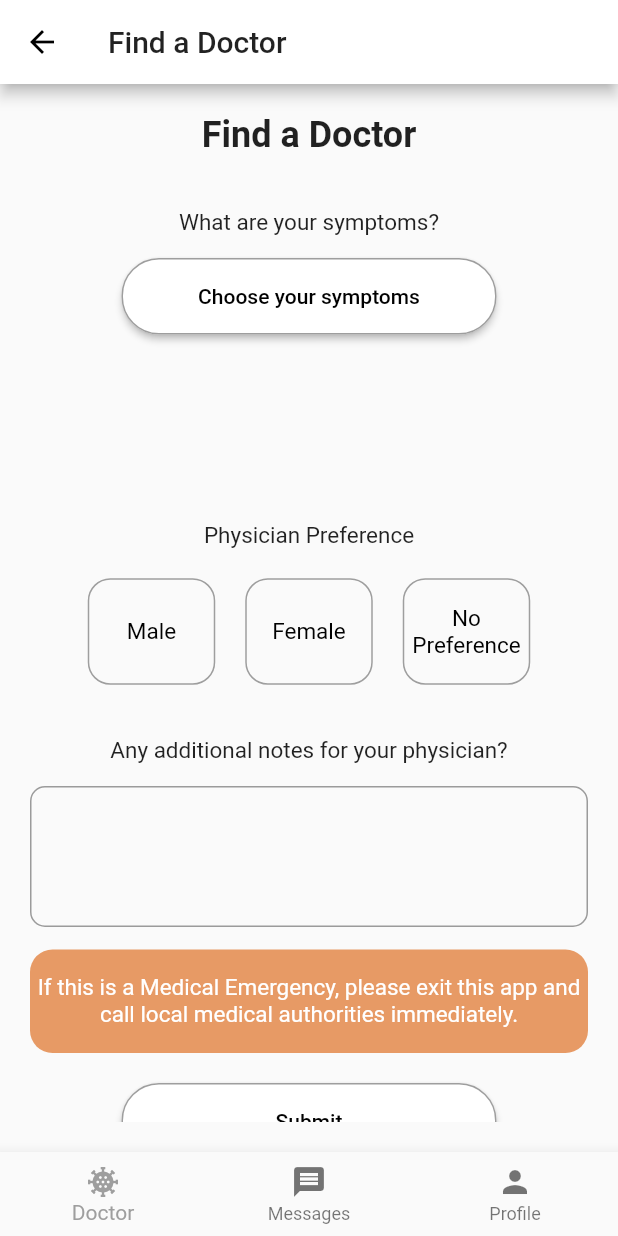
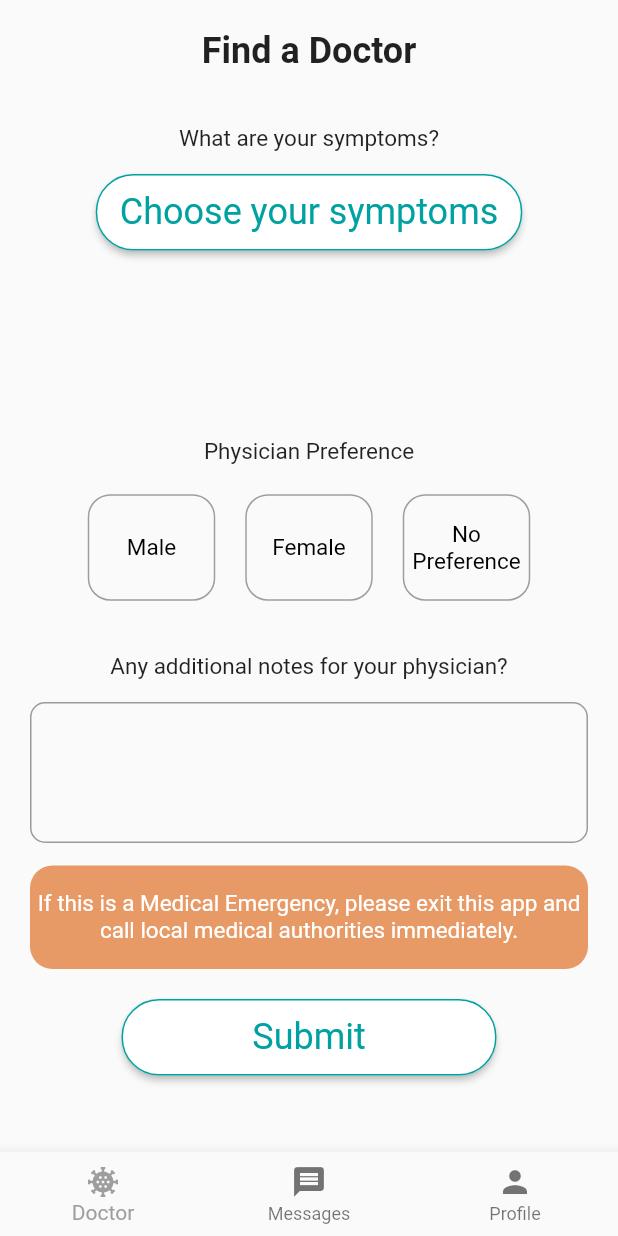
Before and after one commit to UT-Projects/solace-ui, a Flutter app: the screen it shows after launch, after a tap on "Test - Nav Bar", on a phone screen of 412 x 824 dp. Run offline on Flutter 3.47's test engine with Material 2 defaults, Android fonts, the phone set to English and light mode, and no system bars; our stand-ins replace flutter_redux, redux; missing offline and left inert: redux_saga.

Commit message:
started work on custom button. Modified colors

```diff
--- a/solace_ui/lib/find_doctor_screen.dart
+++ b/solace_ui/lib/find_doctor_screen.dart
@@ -46,7 +46,6 @@ class _FindDoctorScreenState extends State<FindDoctorScreen> {
             SizedBox(height: 15),
             Container(
               height: 94,
-              child: Expanded(
               child: TextField(
                 decoration: InputDecoration(
                   border: OutlineInputBorder(
@@ -56,7 +55,6 @@ class _FindDoctorScreenState extends State<FindDoctorScreen> {
                 ),
                 expands: true,
                 maxLines: null,
-                ),
               ),
             ),
             SizedBox(height: 15),
@@ -123,7 +121,7 @@ class _PhysicianPreferenceState extends State<PhysicianPreference> {
         itemBuilder: (BuildContext context, int index) {
           return Material(
             child: InkWell(
-              splashColor: Colors.blueAccent,
+              splashColor: Colors.white,
               onTap: () {
                 setState(() {
                   buttonData.forEach((element) => element.isSelected = false);
@@ -161,10 +159,10 @@ class RadioItem extends StatelessWidget {
             ),
           ),
           decoration: BoxDecoration(
-              color: _item.isSelected ? Colors.blueAccent : Colors.transparent,
+              color: _item.isSelected ? Color(0xFF80D7EB) : Colors.transparent,
               border: Border.all(
                 width: 1.0,
-                color: _item.isSelected ? Colors.blueAccent : Colors.grey,
+                color: _item.isSelected ? Color(0xFF80D7EB) : Colors.grey,
               ),
               borderRadius: BorderRadius.all(Radius.circular(15))),
         ),
--- a/solace_ui/lib/main.dart
+++ b/solace_ui/lib/main.dart
@@ -42,10 +42,12 @@ class MyApp extends StatelessWidget {
           elevatedButtonTheme: ElevatedButtonThemeData(
             style: ElevatedButton.styleFrom(
               primary: Colors.white,
+              onPrimary: Color(0xFF00A1A1),
               minimumSize: Size(250, 51),
+              textStyle: TextStyle(fontSize: 24),
               shape: RoundedRectangleBorder(
                 borderRadius: BorderRadius.circular(25),
-                side: BorderSide(color: Colors.grey),
+                side: BorderSide(color: Color(0xFF00A1A1)),
               ),
             ),
           ),
--- a/solace_ui/lib/navbar.dart
+++ b/solace_ui/lib/navbar.dart
@@ -36,14 +36,6 @@ class _NavBarState extends State<NavBar> {
   @override
   Widget build(BuildContext context) {
     return Scaffold(
-      appBar: AppBar(
-        backgroundColor: Colors.white,
-        leading: BackButton(
-          color: Colors.black,
-          onPressed: () => Navigator.pop(context),
-        ),
-        title: Text(appBarTitle),
-      ),
       body: _widgets.elementAt(_selectedIndex),
       bottomNavigationBar: BottomNavigationBar(
         items: const <BottomNavigationBarItem>[
--- a/solace_ui/lib/opening_screen.dart
+++ b/solace_ui/lib/opening_screen.dart
@@ -22,7 +22,7 @@ class OpeningScreen extends StatelessWidget {
               context,
               MaterialPageRoute(builder: (context) => LoginScreen())
             ),
-              child: Text('Log In'),
+            child: Text('Log In'),
           ),
           SizedBox(height: 20,),
           ElevatedButton(
```
Also changed, not shown: solace_ui/lib/assets/symptoms.json (added, +22 -0 lines), solace_ui/lib/custom_button.dart (added, +42 -0 lines), solace_ui/pubspec.lock. Lines whose indentation alone changed are shown as unchanged.
